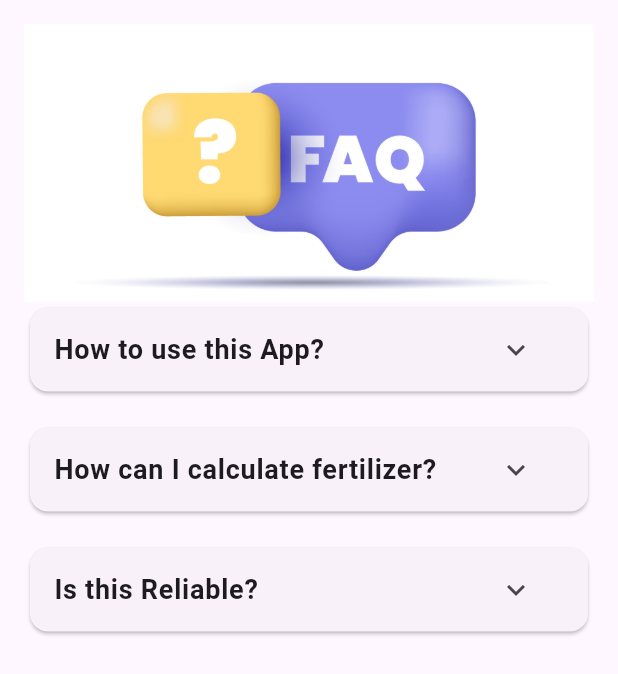
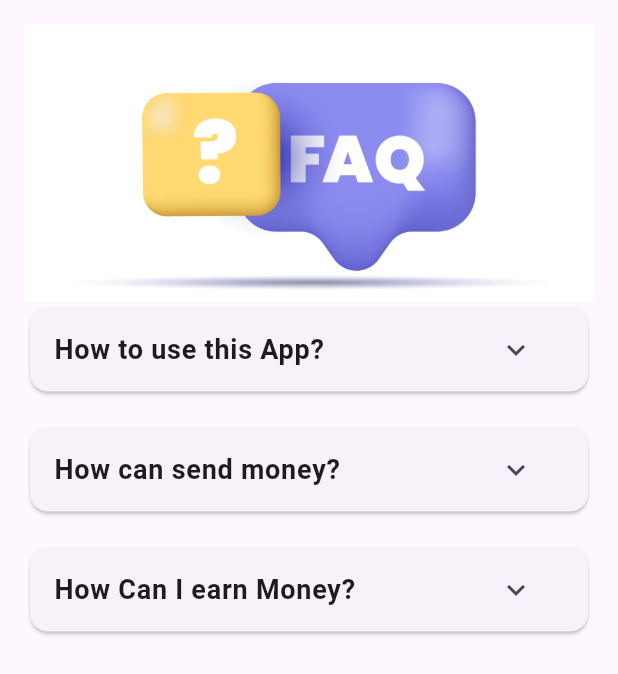
Before and after one commit to lightdarkmaster/c_cash, a Flutter app: the FAQ screen opened directly, on a phone screen of 412 x 824 dp. Shown: the top 674 px of the screen. Run offline on Flutter 3.47's test engine with Material 3 defaults, Android fonts, the light colour scheme and no system bars.

Commit message:
Add Some Questions and Answer

```diff
--- a/lib/pages/FAQ.dart
+++ b/lib/pages/FAQ.dart
@@ -29,15 +29,15 @@ class _FAQState extends State<FAQ> {
               ),
               const SizedBox(height: 16),
               const QuestionWithAnswer(
-                question: 'How can I calculate fertilizer?',
+                question: 'How can send money?',
                 answer:
-                    'Answer to question 2: This is a mock answer for question 2. Lorem ipsum dolor sit amet, consectetur adipiscing elit.',
+                    'Go to send Money and send transactions',
               ),
               const SizedBox(height: 16),
               const QuestionWithAnswer(
-                question: 'Is this Reliable?',
+                question: 'How Can I earn Money?',
                 answer:
-                    'Answer to question 3: This is a mock answer for question 3. Lorem ipsum dolor sit amet, consectetur adipiscing elit.',
+                    'Work Hard and Earn More.',
               ),
               // Add more questions here if needed
             ],
--- a/lib/pages/components/Money.dart
+++ b/lib/pages/components/Money.dart
@@ -120,7 +120,7 @@ class _MoneyPageState extends State<MoneyPage> {
                                 height: 150,
                               ),
                               const SizedBox(height: 5),
-                              const Text('Add Money'),
+                              const Text('Php. 3,476.98'),
                             ],
                           ),
                           Column(
```
Also changed, not shown: lib/pages/HomeScreen.dart (+10 -1 lines), lib/pages/components/Save.dart (added, +37 -0 lines).
